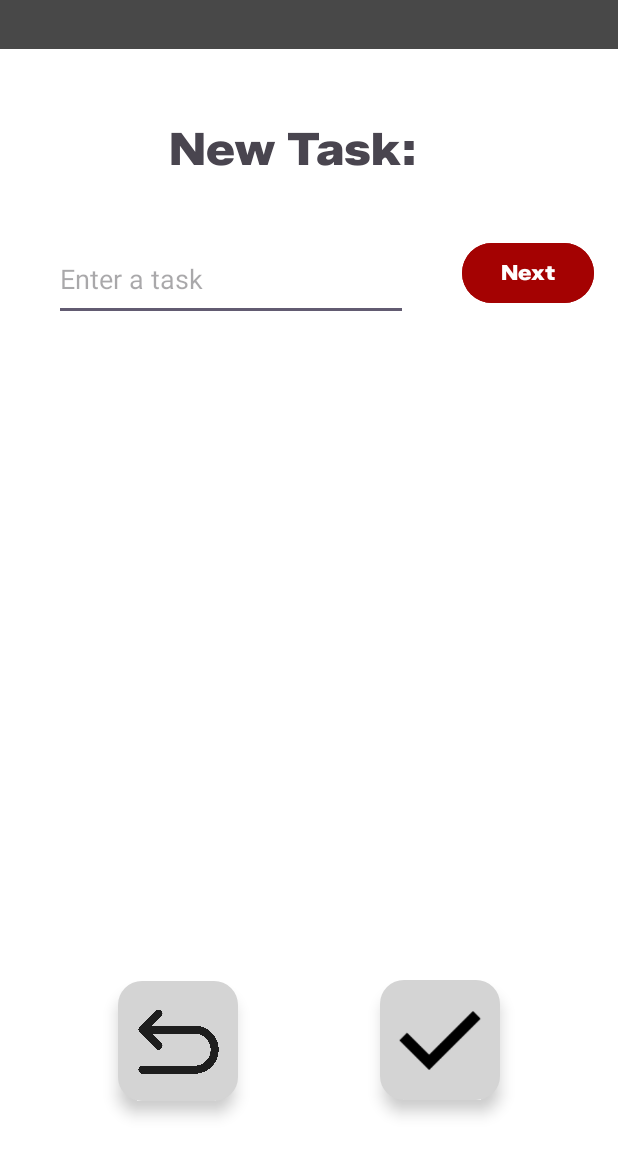
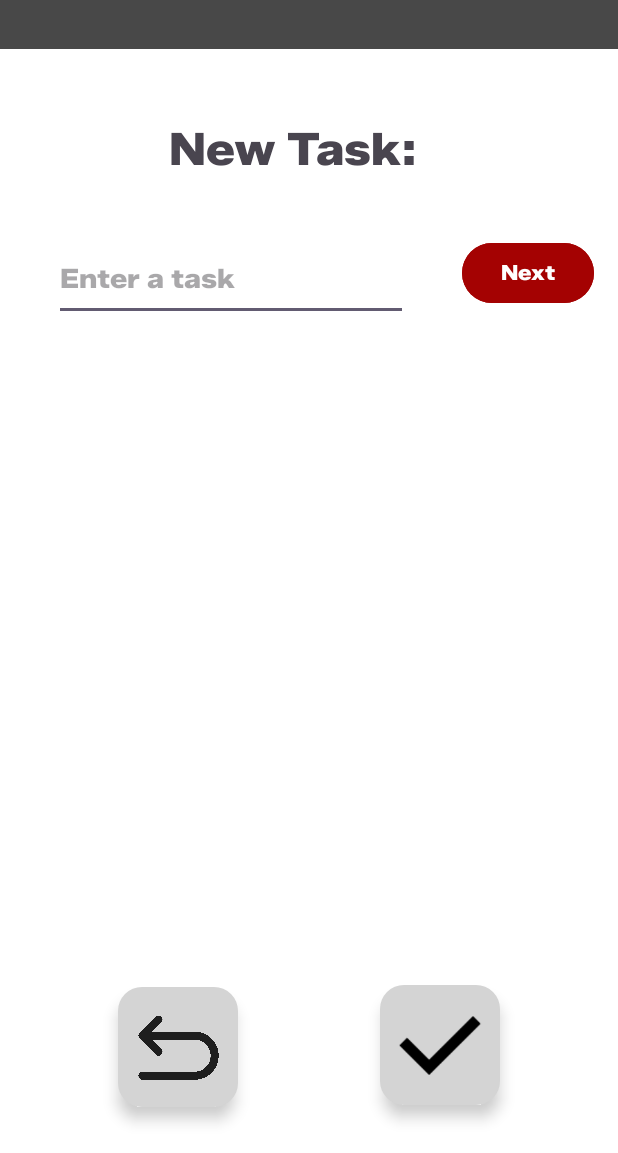
Before and after one commit to devlabsmobile98-ops/lab2_hitlist, an Android app: the NewTask screen opened directly, with no data from a screen before it, on a phone screen of 412 x 824 dp, the part 83-1236 px from its top. Run offline under Robolectric (Android 15) with nearby library versions, the phone set to English and light mode, and no system bars.

Commit message:
Initialized SQLiteDatabase. Included AddTask() and GetTask() functions for insertion and display. Updated NewTask to accept only 5 colors, with string labels instead of integers (for readable database). Modified NewTask for better UI.

```diff
--- a/app/src/main/res/layout/activity_new_task.xml
+++ b/app/src/main/res/layout/activity_new_task.xml
@@ -28,12 +28,6 @@
         app:titleTextAppearance="@font/zalando_sans_semi_expanded_black"
         app:titleTextColor="@color/white" />
 
-    <!-- Screen title -->
-
-    <!-- Task title input -->
-
-    <!-- Next button -->
-
     <TextView
         android:id="@+id/textView3"
         android:layout_width="wrap_content"
@@ -42,13 +36,16 @@
         android:fontFamily="@font/zalando_sans_semi_expanded_black"
         android:text="@string/newTask"
         android:textSize="30sp"
+        android:visibility="visible"
         app:fontFamily="@font/zalando_sans_semi_expanded_black"
         app:layout_constraintEnd_toEndOf="parent"
         app:layout_constraintHorizontal_bias="0.457"
         app:layout_constraintStart_toStartOf="parent"
         app:layout_constraintTop_toBottomOf="@id/toolbar" />
 
-    <!-- Color swatches + custom picker button (hidden until you reveal) -->
+    <!-- Color swatches (hidden until you reveal) -->
+
+    <!-- Pick color (hidden initially) -->
 
     <!-- Description (hidden initially) -->
 
@@ -62,6 +59,7 @@
         android:ems="10"
         android:hint="@string/hint"
         android:inputType="text"
+        android:fontFamily="@font/zalando_sans_semi_expanded_black"
         app:layout_constraintEnd_toStartOf="@+id/buttonNext"
         app:layout_constraintStart_toStartOf="parent"
         app:layout_constraintTop_toBottomOf="@+id/textView3" />
@@ -80,15 +78,47 @@
         app:layout_constraintTop_toTopOf="@+id/input_task"
         app:layout_constraintVertical_bias="0.0" />
 
+    <EditText
+        android:id="@+id/description_box"
+        android:layout_width="0dp"
+        android:layout_height="93dp"
+        android:layout_marginStart="36dp"
+        android:layout_marginTop="40dp"
+        android:layout_marginEnd="16dp"
+        android:ems="10"
+        android:hint="@string/description_hint"
+        android:fontFamily="@font/zalando_sans_semi_expanded_black"
+        android:inputType="textMultiLine"
+        android:maxLines="4"
+        android:visibility="invisible"
+        app:layout_constraintEnd_toStartOf="@+id/calendarIcon"
+        app:layout_constraintHorizontal_bias="0.0"
+        app:layout_constraintStart_toStartOf="parent"
+        app:layout_constraintTop_toBottomOf="@+id/colorRow" />
+
+    <TextView
+        android:id="@+id/pickColor"
+        android:layout_width="wrap_content"
+        android:layout_height="wrap_content"
+        android:fontFamily="@font/zalando_sans_semi_expanded_black"
+        android:text="@string/color"
+        android:textSize="18sp"
+        android:visibility="invisible"
+        app:layout_constraintBottom_toTopOf="@+id/colorRow"
+        app:layout_constraintEnd_toEndOf="parent"
+        app:layout_constraintStart_toStartOf="parent"
+        app:layout_constraintTop_toBottomOf="@+id/input_task" />
+
     <LinearLayout
         android:id="@+id/colorRow"
         android:layout_width="wrap_content"
         android:layout_height="wrap_content"
-        android:layout_marginTop="40dp"
+        android:layout_marginTop="72dp"
+        android:gravity="center_vertical"
         android:orientation="horizontal"
         android:visibility="invisible"
         app:layout_constraintEnd_toEndOf="parent"
-        app:layout_constraintHorizontal_bias="0.236"
+        app:layout_constraintHorizontal_bias="0.502"
         app:layout_constraintStart_toStartOf="parent"
         app:layout_constraintTop_toBottomOf="@+id/input_task">
 
@@ -104,7 +134,7 @@
                 android:layout_width="40dp"
                 android:layout_height="40dp"
                 android:contentDescription="Red"
-                android:tag="@color/task_red"
+                android:tag="red"
                 app:backgroundTint="@color/task_red"
                 app:cornerRadius="20dp" />
 
@@ -114,7 +144,7 @@
                 android:layout_width="40dp"
                 android:layout_height="40dp"
                 android:contentDescription="Orange"
-                android:tag="@color/task_orange"
+                android:tag="orange"
                 app:backgroundTint="@color/task_orange"
                 app:cornerRadius="20dp" />
 
@@ -124,7 +154,7 @@
                 android:layout_width="40dp"
                 android:layout_height="40dp"
                 android:contentDescription="Green"
-                android:tag="@color/task_green"
+                android:tag="green"
                 app:backgroundTint="@color/task_green"
                 app:cornerRadius="20dp" />
 
@@ -134,42 +164,44 @@
                 android:layout_width="40dp"
                 android:layout_height="40dp"
                 android:contentDescription="Blue"
-                android:tag="@color/task_blue"
+                android:tag="blue"
                 app:backgroundTint="@color/task_blue"
                 app:cornerRadius="20dp" />
+
+            <com.google.android.material.button.MaterialButton
+                android:id="@+id/colorPink"
+                style="@style/Widget.Material3.Button.TonalButton"
+                android:layout_width="40dp"
+                android:layout_height="40dp"
+                android:contentDescription="Pink"
+                android:tag="pink"
+                app:backgroundTint="@color/task_pink"
+                app:cornerRadius="20dp" />
+
+            <com.google.android.material.button.MaterialButton
+                android:id="@+id/colorPurple"
+                style="@style/Widget.Material3.Button.TonalButton"
+                android:layout_width="40dp"
+                android:layout_height="40dp"
+                android:contentDescription="Purple"
+                android:tag="purple"
+                app:backgroundTint="@color/task_purple"
+                app:cornerRadius="20dp" />
+
         </com.google.android.material.button.MaterialButtonToggleGroup>
 
-        <com.google.android.material.button.MaterialButton
-            android:id="@+id/customColorBtn"
-            style="@style/Widget.Material3.Button.OutlinedButton"
-            android:layout_width="wrap_content"
-            android:layout_height="40dp"
-            android:layout_marginStart="12dp"
-            android:contentDescription="Choose custom color"
-            android:minWidth="0dp"
-            android:paddingStart="12dp"
-            android:paddingEnd="12dp"
-            android:text="Picker"
-            app:icon="@android:drawable/ic_menu_edit"
-            app:iconGravity="textStart" />
     </LinearLayout>
 
-    <EditText
-        android:id="@+id/description_box"
-        android:layout_width="0dp"
-        android:layout_height="93dp"
-        android:layout_marginStart="36dp"
-        android:layout_marginTop="32dp"
-        android:layout_marginEnd="16dp"
-        android:ems="10"
-        android:hint="@string/description_hint"
-        android:inputType="textMultiLine"
-        android:maxLines="4"
+    <TextView
+        android:id="@+id/dateShow"
+        android:layout_width="309dp"
+        android:layout_height="50dp"
+        android:layout_marginTop="24dp"
+        android:layout_marginEnd="76dp"
+        android:textSize="18sp"
         android:visibility="invisible"
-        app:layout_constraintEnd_toStartOf="@+id/calendarIcon"
-        app:layout_constraintHorizontal_bias="1.0"
-        app:layout_constraintStart_toStartOf="parent"
-        app:layout_constraintTop_toBottomOf="@+id/colorRow" />
+        app:layout_constraintEnd_toEndOf="parent"
+        app:layout_constraintTop_toBottomOf="@+id/description_box" />
 
     <ImageView
         android:id="@+id/calendarIcon"
@@ -180,22 +212,12 @@
         app:layout_constraintBottom_toBottomOf="@+id/description_box"
         app:layout_constraintEnd_toEndOf="parent"
         app:layout_constraintTop_toTopOf="@+id/description_box"
+        app:layout_constraintVertical_bias="0.257"
         app:srcCompat="@drawable/calendar" />
 
     <!-- Deadline text (hidden initially) -->
 
     <!-- Back FAB -->
-
-    <TextView
-        android:id="@+id/dateShow"
-        android:layout_width="309dp"
-        android:layout_height="50dp"
-        android:layout_marginTop="32dp"
-        android:layout_marginEnd="76dp"
-        android:textSize="18sp"
-        android:visibility="invisible"
-        app:layout_constraintEnd_toEndOf="parent"
-        app:layout_constraintTop_toBottomOf="@+id/description_box" />
 
     <com.google.android.material.floatingactionbutton.FloatingActionButton
         android:id="@+id/fab3"
@@ -251,6 +273,4 @@
         app:layout_constraintStart_toStartOf="@+id/fab4"
         app:layout_constraintEnd_toEndOf="@+id/fab4" />
 
-    <!-- (Optional) standalone image you had; keep or remove -->
-
 </androidx.constraintlayout.widget.ConstraintLayout>
--- a/app/src/main/res/values/colors.xml
+++ b/app/src/main/res/values/colors.xml
@@ -10,5 +10,7 @@
     <color name="task_orange">#ff8c00</color>
     <color name="task_green">#008000</color>
     <color name="task_blue">#0000cd</color>
+    <color name="task_pink">#fe019a</color>
+    <color name="task_purple">#800080</color>
 
 </resources>
--- /dev/null
+++ b/app/src/main/res/values/ids.xml
@@ -0,0 +1,12 @@
+<?xml version="1.0" encoding="utf-8"?>
+<resources>
+    <item name="colorRow" type="id" />
+    <item name="colorGroup" type="id" />
+    <item name="colorRed" type="id" />
+    <item name="colorOrange" type="id" />
+    <item name="colorGreen" type="id" />
+    <item name="colorBlue" type="id" />
+    <item name="colorPurple" type="id" />
+    <item name="colorPink" type="id" />
+    <item name="customColorBtn" type="id" />
+</resources>
--- a/app/src/main/res/values/strings.xml
+++ b/app/src/main/res/values/strings.xml
@@ -3,6 +3,7 @@
     <string name="homepage">What\'s left to do?</string>
     <string name="newTask">"New Task:</string>
     <string name="hint">Enter a task</string>
+    <string name="color">Pick a color:</string>
     <string name="description_hint">Enter task description</string>
     <string name="next_button">Next</string>
 </resources>
```
Also changed, not shown: app/src/main/java/com/example/hitlist/NewTask.kt (+61 -151 lines), app/src/main/java/com/example/hitlist/TaskDatabaseHelper.kt (added, +74 -0 lines).
